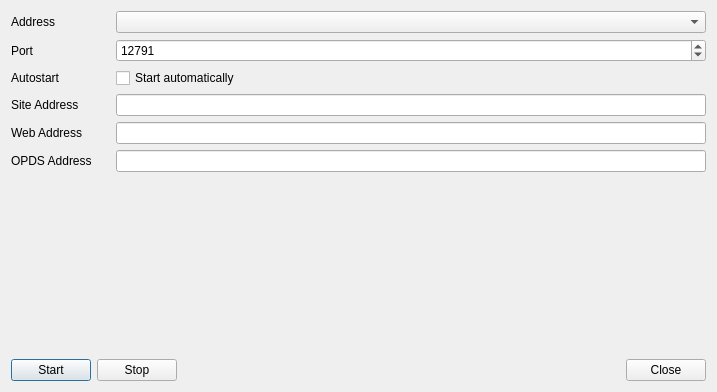
First picture: the form in src/home/flibrary/gui/dialogs/OpdsDialog.ui, repository heimdallr/books, before the edit.
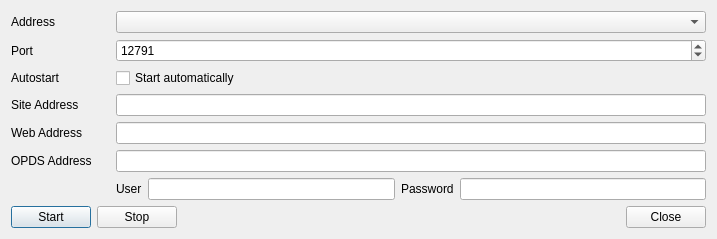
Second picture: the form after the edit. Icons and pictures are not drawn.

Commit message: #826 Пишем в настройки хэш аутентификации

Diff of the .ui file:
```diff
--- a/src/home/flibrary/gui/dialogs/OpdsDialog.ui
+++ b/src/home/flibrary/gui/dialogs/OpdsDialog.ui
@@ -7,7 +7,7 @@
     <x>0</x>
     <y>0</y>
     <width>717</width>
-    <height>392</height>
+    <height>235</height>
    </rect>
   </property>
   <property name="sizePolicy">
@@ -131,6 +131,34 @@
      <item row="3" column="1">
       <widget class="QLineEdit" name="lineEditSiteAddress"/>
      </item>
+     <item row="6" column="1">
+      <layout class="QHBoxLayout" name="_2">
+       <item>
+        <widget class="QLabel" name="labelOpdsUser">
+         <property name="text">
+          <string>User</string>
+         </property>
+        </widget>
+       </item>
+       <item>
+        <widget class="QLineEdit" name="lineEditOpdsUser"/>
+       </item>
+       <item>
+        <widget class="QLabel" name="labelOpdsPassword">
+         <property name="text">
+          <string>Password</string>
+         </property>
+        </widget>
+       </item>
+       <item>
+        <widget class="QLineEdit" name="lineEditOpdsPassword">
+         <property name="echoMode">
+          <enum>QLineEdit::EchoMode::Password</enum>
+         </property>
+        </widget>
+       </item>
+      </layout>
+     </item>
     </layout>
    </item>
    <item>
```
Left out of the diff: 6 changed lines with no effect on the pictures. The commit also changes 2 other files.
